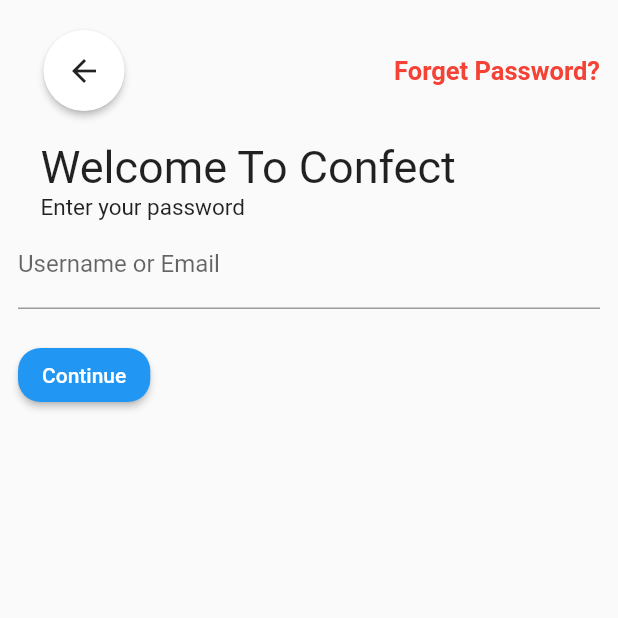
After one commit to RUPAAK/flutter_blog, a Flutter app: the loginPassword screen opened directly, on a phone screen of 412 x 824 dp, the top half of it. The commit adds this screen. Run offline on Flutter 3.47's test engine with Material 2 defaults, Android fonts, the phone set to English and light mode, and no system bars; our stand-ins replace google_fonts, shared_preferences; accounts and stored records are empty.

Commit message:
email/password

```diff
--- a/lib/main.dart
+++ b/lib/main.dart
@@ -1,4 +1,6 @@
 import 'package:blog_app/screens/login.dart';
+import 'package:blog_app/screens/loginEmail.dart';
+import 'package:blog_app/screens/loginPassword.dart';
 import 'package:blog_app/screens/onboarding-screens/first-onboarding.dart';
 import 'package:blog_app/screens/options.dart';
 import 'package:flutter/material.dart';
@@ -32,7 +34,8 @@ class MyApp extends StatelessWidget {
           child: Scaffold(
               body: initScreen == 0 || initScreen == null
                   ? FirstScreen()
-                  : LoginScreen())),
+                  : loginPassword()
+                  )),
     );
   }
 }
--- /dev/null
+++ b/lib/screens/loginPassword.dart
@@ -0,0 +1,100 @@
+import 'package:flutter/material.dart';
+
+
+class loginPassword extends StatelessWidget {
+  const loginPassword({ Key? key }) : super(key: key);
+
+  @override
+  Widget build(BuildContext context) {
+    return Scaffold(
+      body: Padding(
+        padding: const EdgeInsets.symmetric(horizontal: 12.0),
+        child: Column(
+          // mainAxisAlignment: MainAxisAlignment.start,
+          crossAxisAlignment: CrossAxisAlignment.start,
+          children: [
+            Padding(
+              padding: const EdgeInsets.symmetric(vertical: 20.0),
+              child: Row(
+                mainAxisAlignment: MainAxisAlignment.spaceBetween,
+                crossAxisAlignment: CrossAxisAlignment.center,
+                children: [
+                  RawMaterialButton(
+                    onPressed: () {},
+                    elevation: 2.0,
+                    fillColor: Colors.white,
+                    child: Icon(Icons.arrow_back_sharp),
+                    padding: EdgeInsets.all(15.0),
+                    shape: CircleBorder(),
+                  ),
+
+
+                  InkWell(
+                    onTap: null,
+                    child: Text(
+                      "Forget Password?",
+                      style: TextStyle(
+                          color: Colors.red,
+                          fontSize: 17,
+                          fontWeight: FontWeight.bold),
+                    ),
+                  )
+                ],
+              ),
+            ),
+            Padding(padding: const EdgeInsets.symmetric(horizontal: 15.0),
+              child: Row( mainAxisAlignment: MainAxisAlignment.spaceBetween,
+                crossAxisAlignment: CrossAxisAlignment.center,
+                  children: [Column(
+                        children: <Widget>[
+                          Align(
+                            alignment: Alignment.topLeft,
+                            child: Container(
+                              child: Text(
+                               "Welcome To Confect",style: TextStyle(fontSize: 30),
+                             ),
+                            ),
+                          ),
+                       ],)],)),
+                       Padding(padding: const EdgeInsets.symmetric(horizontal: 15.0),
+              child: Row( mainAxisAlignment: MainAxisAlignment.spaceBetween,
+                crossAxisAlignment: CrossAxisAlignment.center,
+                  children: [Column(
+                        children: <Widget>[
+                          Align(
+                            alignment: Alignment.topLeft,
+                            child: Container(
+                              child: Text(
+                               "Enter your password",style: TextStyle(fontSize: 15),
+                             ),
+                            ),
+                          ),
+                       ],)],)),
+                       Container(child: TextFormField(
+  decoration: const InputDecoration(
+    border: UnderlineInputBorder(),
+    labelText: 'Username or Email',
+  ),
+),),Padding(
+              padding: const EdgeInsets.symmetric(vertical: 20.0),
+              child: Row(
+                mainAxisAlignment: MainAxisAlignment.spaceBetween,
+                crossAxisAlignment: CrossAxisAlignment.center,
+                children: [Container(child:
+                 ElevatedButton(
+                    onPressed: () {},
+
+                    child: Align(alignment: Alignment.center,child:Text('Continue'),)
+,                    style: ElevatedButton.styleFrom(
+                      shape:RoundedRectangleBorder(
+                        borderRadius: BorderRadius.circular(15)
+                      )),
+                  ))
+                 ] ),
+              ),
+          ])
+
+
+                    ));
+  }
+}
```
Also changed, not shown: lib/screens/loginEmail.dart (added, +90 -0 lines).
